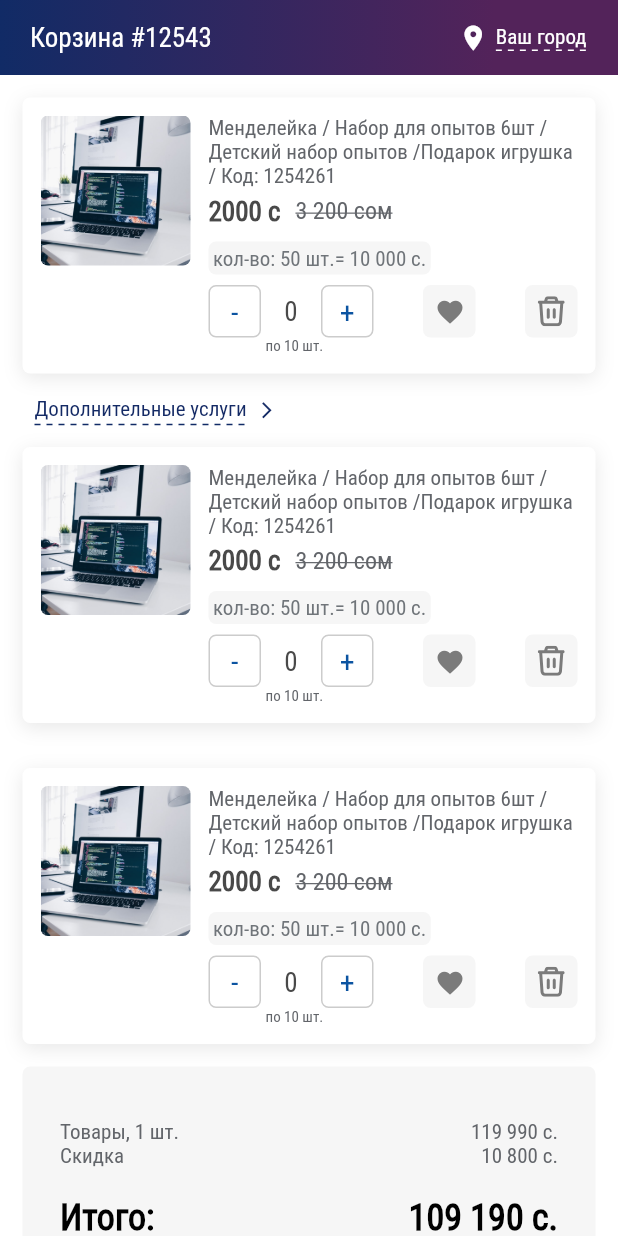
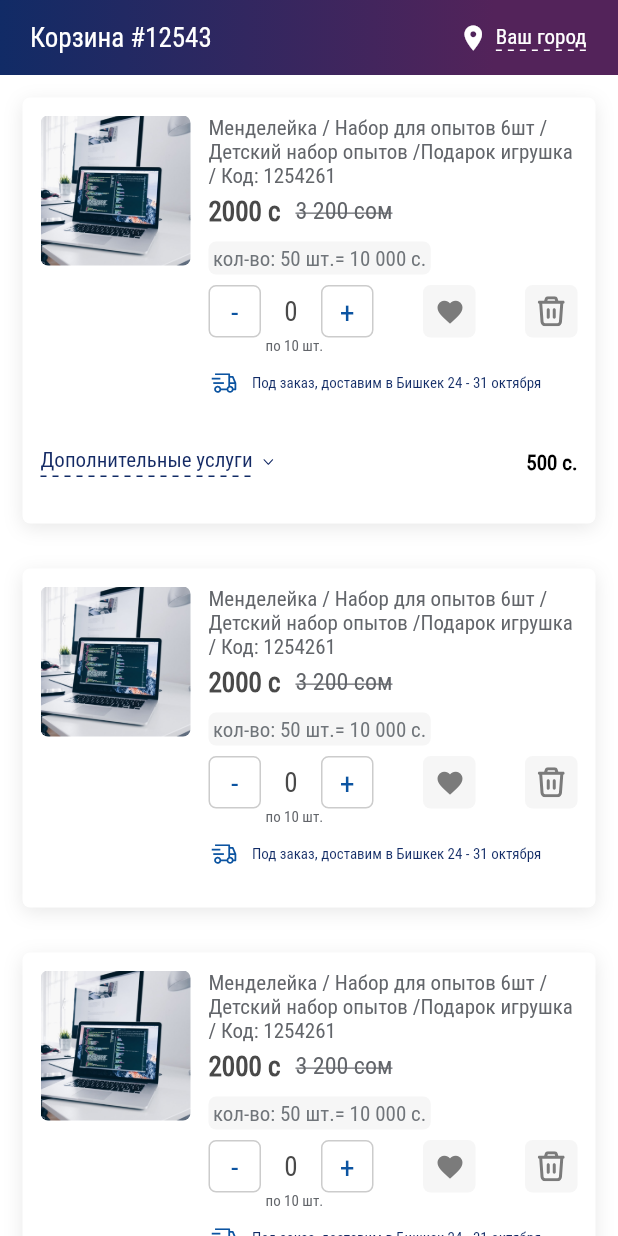
Before and after one commit to kpk-i710/maximum, a Flutter app: the ShoppingCartPage screen opened directly, on a phone screen of 412 x 824 dp. Run offline on Flutter 3.47's test engine with Material 2 defaults, Android fonts, the phone set to English and light mode, and no system bars; our stand-ins replace auto_size_text, cached_network_image, device_preview, dotted_decoration, expandable, flutter_html and 20 more; missing offline and left inert: configurable_expansion_tile_null_safety, expand_widget, time_machine, yandex_mapkit; accounts and stored records are empty; network calls fail; Roboto replaces fonts that are missing (RobotoCondensed-Regular); statements that could not run were skipped; project files that could hold a hidden picture were left out.

Commit message:
changed the shopping cart expandable additionally and choice of one of 2 additional services

```diff
--- a/lib/src/helpers/app_translations.dart
+++ b/lib/src/helpers/app_translations.dart
@@ -30,6 +30,7 @@ class AppTranslations extends Translations {
           'apartamentShort': 'кв.',
           'free_to_bishkek': 'Бесплатная доставка по г.Бишкек',
           'pay_order': 'Оплатить',
+          'when_coming_delivry': 'Под заказ, доставим в Бишкек 24 - 31 октября',
           'your_city': 'Ваш город',
           'express_delivery': 'Курьерская доставка',
           'cancel_order': 'Отменить',
@@ -41,6 +42,7 @@ class AppTranslations extends Translations {
               'Нажимая "Оформить заказ", Вы соглашаетесь c условиями политики конфиденциальности и правилами торговой площадкой.',
           'order_status_detail': 'Детализация статуса заказа',
           'detailing': 'Детализация',
+          'continue_checkout': 'Продолжить оформление',
           'choose_shipping_method': 'Выберите способ доставки',
           'select_payment_method': 'Выберите способ оплаты',
           'placed_order': 'Оформлен',
--- a/lib/src/pages/shopping_cart/before_payment_delivry/before_payment_delivry.dart
+++ b/lib/src/pages/shopping_cart/before_payment_delivry/before_payment_delivry.dart
@@ -413,6 +413,8 @@ class BeforePaymentDelivry extends StatelessWidget {
 
   Widget visaButton() {
     final controller = Get.put(PaymentMethodController());
+    return Obx(
+            () {
         return widgets.boxShadows(
             child: Container(
           height: 30,
@@ -443,6 +445,8 @@ class BeforePaymentDelivry extends StatelessWidget {
             ],
           ),
         ));
+      }
+    );
   }
 
   Widget delivaryButton() {
--- a/lib/src/pages/shopping_cart/before_payment_delivry/payment_method/payment_method_controller.dart
+++ b/lib/src/pages/shopping_cart/before_payment_delivry/payment_method/payment_method_controller.dart
@@ -35,10 +35,7 @@ class PaymentMethodController extends GetxController {
     });
     print("началов выбора");
   }
-
   change({int? value, required String paymentMethod}) {
     selectedRadio.value = value!;
-    final box = GetStorage();
-    box.write("paymentGlobal", paymentMethod);
   }
 }
--- a/lib/src/pages/shopping_cart/shopping_cart_page.dart
+++ b/lib/src/pages/shopping_cart/shopping_cart_page.dart
@@ -3,6 +3,7 @@ import 'package:get/get_navigation/get_navigation.dart';
 import 'package:get/get_utils/get_utils.dart';
 import 'package:get/instance_manager.dart';
 import 'package:get/state_manager.dart';
+import 'package:maxkgapp/src/styles.dart';
 import '../../widgets/widgets.dart' as widgets;
 import 'before_payment_delivry/before_payment_delivry.dart';
 import 'shopping_cart_page_controller.dart';
@@ -75,30 +76,13 @@ class ShoppingCartPage extends StatelessWidget {
                 padding: const EdgeInsets.all(15.0),
                 child: productWidgetWithCount(),
               ),
-              Row(
-                children: [
-                  SizedBox(width: 23),
-                  widgets.underLineDashed(
-                      child: Text(
-                        "additional_services".tr,
-                        style: widgets.robotoConsid(color: Color(0xff142A65)),
-                      ),
-                      hight: 3),
-                  SizedBox(width: 6),
-                  Icon(
-                    Icons.arrow_forward_ios,
-                    color: Color(0xff142A65),
-                    size: 13,
-                  )
-                ],
+              Padding(
+                padding: const EdgeInsets.all(15.0),
+                child: productWidgetWithCount(additionalService: false),
               ),
               Padding(
                 padding: const EdgeInsets.all(15.0),
-                child: productWidgetWithCount(),
-              ),
-              Padding(
-                padding: const EdgeInsets.all(15.0),
-                child: productWidgetWithCount(),
+                child: productWidgetWithCount(assemblyServices: true),
               ),
               Padding(
                 padding:
@@ -136,7 +120,8 @@ class ShoppingCartPage extends StatelessWidget {
                             height: 30,
                           ),
                           widgets.orderButton(
-                              text: 'checkout1'.tr.toUpperCase(),
+                              text: 'continue_checkout'.tr.toUpperCase(),
+                              fontSize: 14,
                               onPressed: () {
                                 controller.selectedCity.value == null
                                     ? widgets.citySelectorSheetWithQuestion(
@@ -156,7 +141,8 @@ class ShoppingCartPage extends StatelessWidget {
     );
   }
 
-  Widget productWidgetWithCount() {
+  Widget productWidgetWithCount(
+      {bool additionalService = true, bool assemblyServices = false}) {
     return Obx(() {
       return widgets.boxShadows(
         child: Column(
@@ -269,14 +255,149 @@ class ShoppingCartPage extends StatelessWidget {
                                 fontSize: 10),
                           ),
                         ],
-                      )
+                      ),
+                      SizedBox(height: 10),
+                      Row(
+                        children: [
+                          SizedBox(width: 2),
+                          widgets.anySvg(nameSvg: 'car_blue'),
+                          SizedBox(width: 10),
+                          Flexible(
+                            child: Text("when_coming_delivry".tr,
+                                maxLines: 2,
+                                style: widgets.robotoConsid(
+                                    color: AppTextStyles.colorBlueMy,
+                                    fontSize: 10)),
+                          )
+                        ],
+                      ),
                     ],
                   ),
                 ),
               ],
             ),
+            SizedBox(height: 15),
+            additionalService
+                ? ListTileTheme(
+                    contentPadding: EdgeInsets.all(0),
+                    child: Theme(
+                      data: ThemeData()
+                          .copyWith(dividerColor: Colors.transparent),
+                      child: ExpansionTile(
+                        onExpansionChanged: (bool expanded) {
+                          controller.demoList[1] = !expanded;
+                        },
+                        collapsedBackgroundColor: Colors.white,
+                        backgroundColor: Colors.white,
+                        trailing: Text(
+                          "500 с.",
+                          style:
+                              widgets.robotoConsid(fontWeight: FontWeight.bold),
+                        ),
+                        title: Row(
+                          mainAxisAlignment: MainAxisAlignment.start,
+                          children: [
+                            widgets.underLineDashed(
+                                child: Text(
+                                  "additional_services".tr,
+                                  style: widgets.robotoConsid(
+                                      color: Color(0xff142A65)),
+                                ),
+                                hight: 3),
+                            SizedBox(width: 6),
+                            controller.demoList[1]
+                                ? Icon(
+                                    Icons.arrow_forward_ios,
+                                    color: Color(0xff142A65),
+                                    size: 13,
+                                  )
+                                : widgets.anySvg(
+                                    nameSvg: "arrow_down", size: Size(7, 7)),
+                            Spacer(),
+                          ],
+                        ),
+                        children: <Widget>[
+                          Column(
+                            mainAxisAlignment: MainAxisAlignment.start,
+                            crossAxisAlignment: CrossAxisAlignment.start,
+                            children: [
+                              Text(
+                                "assembly_services".tr,
+                                style: widgets.robotoConsid(
+                                    fontWeight: FontWeight.bold),
+                              ),
+                              SizedBox(height: 5),
+                              selectRadio(
+                                  text: 'Теннисный стол Хобби',
+                                  index: 0,
+                                  price: '500 с.'),
+                              selectRadio(
+                                  text: 'Теннисный стол Хобби',
+                                  index: 1,
+                                  price: '200 с.'),
+                            ],
+                          )
+                        ],
+                      ),
+                    ),
+                  )
+                : SizedBox(),
           ],
         ),
+      );
+    });
+  }
+
+  Widget selectRadio({
+    required String text,
+    required int index,
+    required String price,
+  }) {
+    return Obx(() {
+      return Column(
+        children: [
+          GestureDetector(
+            onTap: () {
+              controller.change(value: index, paymentMethod: text);
+            },
+            child: Container(
+              child: Row(
+                children: [
+                  SizedBox(
+                    width: 20,
+                    child: Radio(
+                      activeColor: AppTextStyles.colorBlueMy,
+                      value: index,
+                      groupValue: controller.selectedRadio.value,
+                      onChanged: (int? value) {
+                        controller.change(value: index, paymentMethod: text);
+                      },
+                    ),
+                  ),
+                  SizedBox(width: 15),
+                  Flexible(
+                    child: SizedBox(
+                      width: Get.width - 100,
+                      child: Text(
+                        overflow: TextOverflow.ellipsis,
+                        "$text",
+                        style: index == controller.selectedRadio.value
+                            ? widgets.robotoConsid(
+                                color: AppTextStyles.colorBlueMy)
+                            : widgets.robotoConsid(color: Color(0xff727272)),
+                      ),
+                    ),
+                  ),
+                  SizedBox(width: 15),
+                  Text(
+                    "$price",
+                    style: widgets.robotoConsid(),
+                  ),
+                ],
+              ),
+            ),
+          ),
+        ],
       );
     });
   }
--- a/lib/src/pages/shopping_cart/shopping_cart_page_controller.dart
+++ b/lib/src/pages/shopping_cart/shopping_cart_page_controller.dart
@@ -4,6 +4,13 @@ import 'package:get/get.dart';
 import '../../widgets/widgets.dart' as widgets;
 class ShoppingCartPageController extends GetxController {
   var counter = 0.obs;
+
+  var demoList = <bool>[
+    false,
+    false,
+    false,
+    false,
+  ].obs;
 
 
   List<String>? citys = [
@@ -24,6 +31,12 @@ class ShoppingCartPageController extends GetxController {
   final  selectedCity =Rxn<String>( );
   final  selectedStreetHouse =Rxn<String>( );
 
+  RxInt selectedRadio = 1.obs;
+  change({int? value, required String paymentMethod}) {
+    selectedRadio.value = value!;
+  }
+
+
   minus() {
     if (counter >= 1) counter = counter - 1;
   }
```
Also changed, not shown: lib/src/pages/user/profile/profile_page.dart (+5 -8 lines), assets/icons/arrow_down.svg (added). Lines whose indentation alone changed are shown as unchanged.
